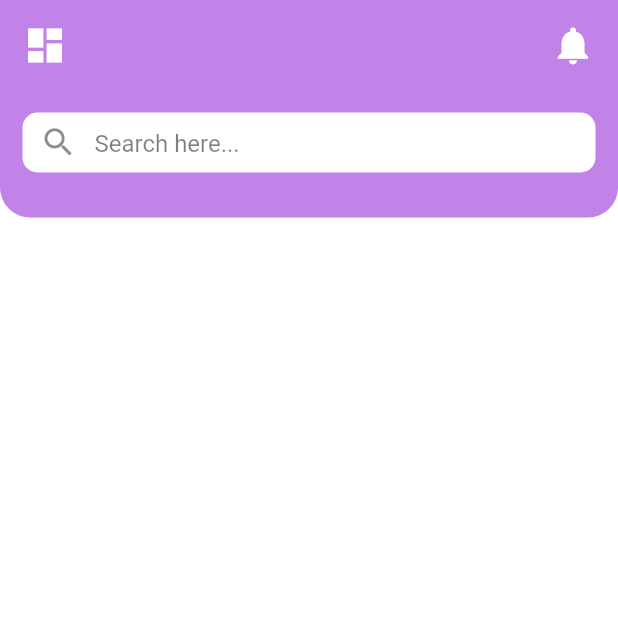
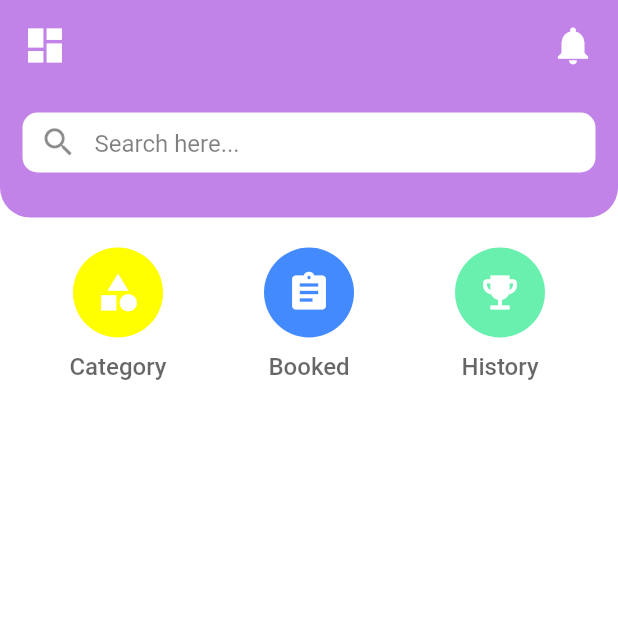
Before and after one commit to mehedi-hasan-2302/Android_App_Project_MessFinder, a Flutter app: the HomePage screen opened directly, on a phone screen of 412 x 824 dp, the top half of it. Run offline on Flutter 3.47's test engine with Material 2 defaults, Android fonts, the light colour scheme and no system bars.

Commit message:
home screen icons added

```diff
--- a/lib/screens/home_screen.dart
+++ b/lib/screens/home_screen.dart
@@ -2,6 +2,24 @@ import 'package:flutter/material.dart';
 
 // ignore: use_key_in_widget_constructors
 class HomePage extends StatelessWidget {
+  List catNames = [
+    "Category",
+    "Booked",
+    "History",
+  ];
+
+  List<Color> catColors = [
+    Colors.yellowAccent,
+    Colors.blueAccent,
+    Colors.greenAccent,
+  ];
+
+  List<Icon> catIcons = [
+    const Icon(Icons.category, color: Colors.white, size: 30),
+    const Icon(Icons.assignment, color: Colors.white, size: 30),
+    const Icon(Icons.emoji_events, color: Colors.white, size: 30),
+  ];
+
   @override
   Widget build(BuildContext context) {
     return Scaffold(
@@ -67,22 +85,47 @@ class HomePage extends StatelessWidget {
               ],
             ),
           ),
-          const Padding(
-            padding: EdgeInsets.only(top: 20, left: 15, right: 15),
-            // child: Column(
-            //   children: [
-            //     GridView.builder(
-            //         shrinkWrap: true,
-            //         physics: const NeverScrollableScrollPhysics(),
-            //         gridDelegate: const SliverGridDelegateWithFixedCrossAxisCount(
-            //           crossAxisCount: 3,
-            //           childAspectRatio: 1.1,
-            //         ),
-            //         itemBuilder: (context, index) {
-            //           return const Column();
-            //         }),
-            //   ],
-            // ),
+          Padding(
+            padding: const EdgeInsets.only(top: 20, left: 15, right: 15),
+            child: Column(
+              children: [
+                GridView.builder(
+                    itemCount: catNames.length,
+                    shrinkWrap: true,
+                    physics: const NeverScrollableScrollPhysics(),
+                    gridDelegate:
+                        const SliverGridDelegateWithFixedCrossAxisCount(
+                      crossAxisCount: 3,
+                      childAspectRatio: 1.1,
+                    ),
+                    itemBuilder: (context, index) {
+                      return Column(
+                        children: [
+                          Container(
+                            height: 60,
+                            width: 60,
+                            decoration: BoxDecoration(
+                              color: catColors[index],
+                              shape: BoxShape.circle,
+                            ),
+                            child: Center(
+                              child: catIcons[index],
+                            ),
+                          ),
+                          const SizedBox(height: 10),
+                          Text(
+                            catNames[index],
+                            style: TextStyle(
+                              fontSize: 16,
+                              fontWeight: FontWeight.w500,
+                              color: Colors.black.withOpacity(0.6),
+                            ),
+                          )
+                        ],
+                      );
+                    }),
+              ],
+            ),
           ),
         ],
       ),
```
Also changed, not shown: 4 other files.
